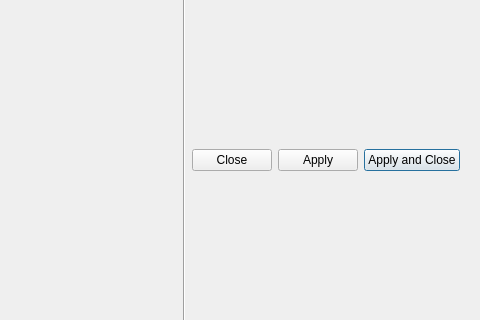
This is opus_gui/general_manager/views/variable_library.ui in psrc/urbansim as Qt 5 draws it before an edit; both pictures show x 434 to 914 and y 173 to 493 of the 914 by 598 pixel window. The edited form follows.
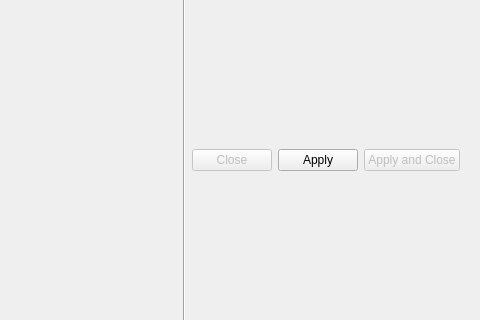
This is the edited form.

Commit message: changed default enable states of button

Diff of the .ui file:
```diff
--- a/opus_gui/general_manager/views/variable_library.ui
+++ b/opus_gui/general_manager/views/variable_library.ui
@@ -126,6 +126,9 @@
       </item>
       <item>
        <widget class="QPushButton" name="pb_close" >
+        <property name="enabled" >
+         <bool>false</bool>
+        </property>
         <property name="text" >
          <string>Close</string>
         </property>
@@ -147,7 +150,7 @@
       <item>
        <widget class="QPushButton" name="pb_apply_and_close" >
         <property name="enabled" >
-         <bool>true</bool>
+         <bool>false</bool>
         </property>
         <property name="text" >
          <string>Apply and Close</string>
```
Left out of the diff: 3 changed lines with no effect on the pictures.
